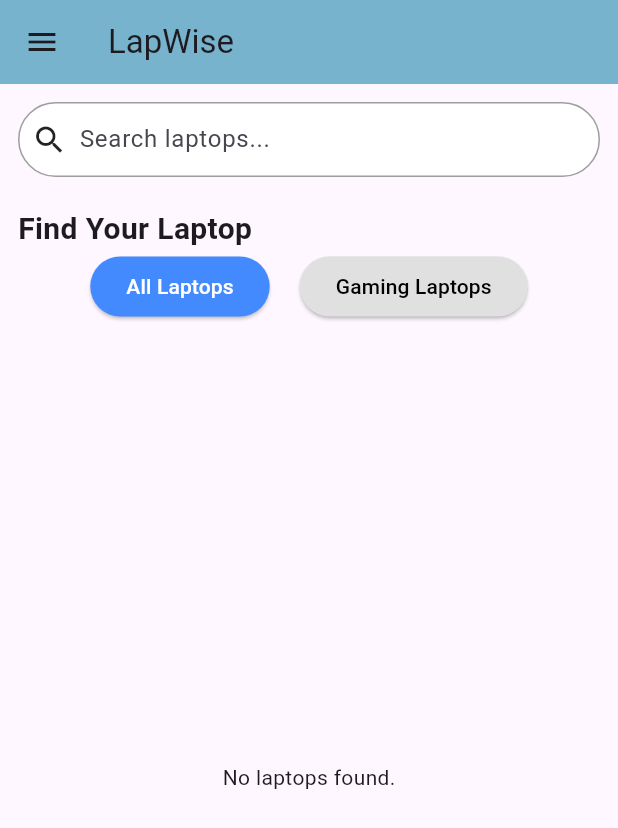
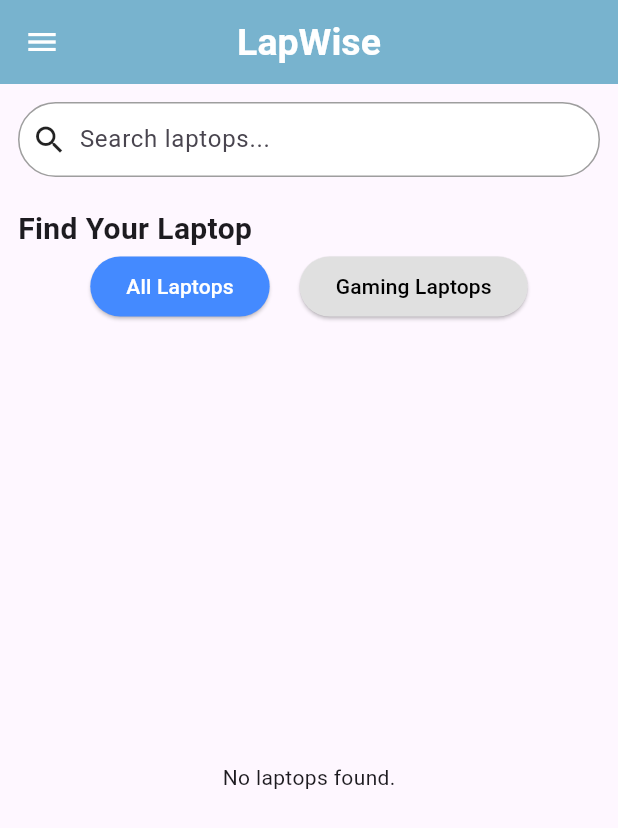
Before and after one commit to JananaDanithra22/lapwise_catalogue_app, a Flutter app: the screen it shows once a user with an empty profile is signed in, on a phone screen of 412 x 824 dp. Shown: the top 828 px of the screen. Run offline on Flutter 3.47's test engine with Material 3 defaults, Android fonts, the phone set to English and light mode, and no system bars; our stand-ins replace cloud_firestore, firebase_auth, firebase_core, google_generative_ai, google_sign_in, visibility_detector; accounts and stored records are empty.

Commit message:
lapwise title

```diff
--- a/lib/screens/home.dart
+++ b/lib/screens/home.dart
@@ -269,6 +269,13 @@ class _HomePageState extends State<HomePage> {
       child: Scaffold(
         appBar: AppBar(
           title: const Text("LapWise"),
+          centerTitle: true,
+          titleTextStyle: const TextStyle(
+            fontWeight: FontWeight.bold,
+            fontSize: 25,
+            color: Colors.white,
+          ),
+          foregroundColor: Colors.white,
           leading: Builder(
             builder:
                 (context) => IconButton(
```
